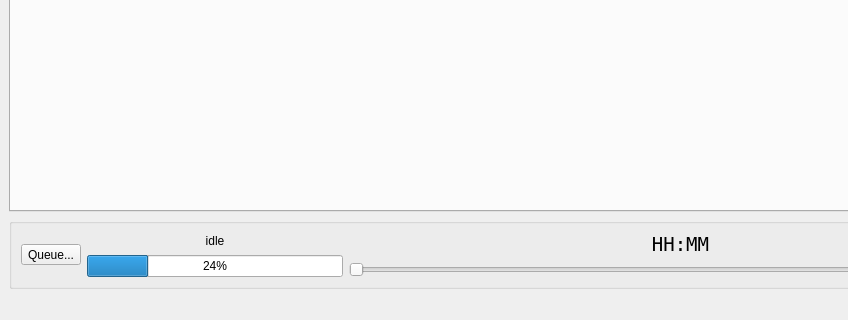
Old version of the form py/cspov/ui/pov_main.ui in the repository ssec/sift; both pictures show x 0 to 848 and y 487 to 807 of the 1309 by 807 pixel window.
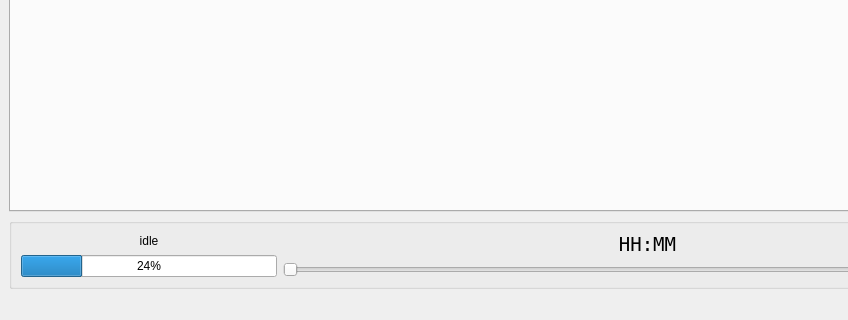
New version of the form.

Commit message: tweaks to layerlist font display

The edit to the form file:
```diff
--- a/py/cspov/ui/pov_main.ui
+++ b/py/cspov/ui/pov_main.ui
@@ -344,25 +344,6 @@
        <string/>
       </property>
       <layout class="QHBoxLayout" name="horizontalLayout">
-       <item>
-        <widget class="QToolButton" name="queueButton">
-         <property name="minimumSize">
-          <size>
-           <width>0</width>
-           <height>0</height>
-          </size>
-         </property>
-         <property name="toolTip">
-          <string>Show Activity</string>
-         </property>
-         <property name="statusTip">
-          <string>Show activities in progress</string>
-         </property>
-         <property name="text">
-          <string>Queue...</string>
-         </property>
-        </widget>
-       </item>
        <item>
         <layout class="QVBoxLayout" name="verticalLayout_10">
          <item>
```
The commit also changes 2 other files.
